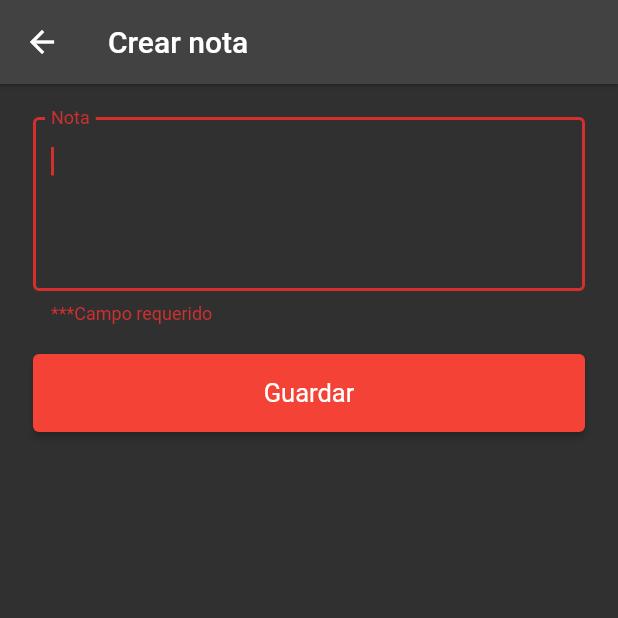
After one commit to brayanNieves/snow_reminder, a Flutter app: the CreateNoteScreen screen opened by its route, after a tap on "Guardar", on a phone screen of 412 x 824 dp, the top half of it. The commit adds this screen. Run offline on Flutter 3.47's test engine with Material 2 defaults, Android fonts, the phone set to English and light mode, and no system bars; our stand-ins replace cloud_firestore, firebase_auth, firebase_core, lottie; accounts and stored records are empty.

Commit message:
creating notes

```diff
--- a/lib/router_generator.dart
+++ b/lib/router_generator.dart
@@ -4,6 +4,8 @@ import 'package:sow_remember/screen/home_menu.dart';
 import 'package:sow_remember/routers.dart';
 import 'package:sow_remember/screen/login/login_screen.dart';
 import 'package:sow_remember/screen/login/sign_up_screen.dart';
+import 'package:sow_remember/screen/notes/create_note_screen.dart';
+import 'package:sow_remember/screen/notes/note_list_screen.dart';
 import 'package:sow_remember/screen/splash_screen.dart';
 
 class RouteGenerator {
@@ -22,6 +24,10 @@ class RouteGenerator {
         return MaterialPageRoute(builder: (_) => const SignUpScreen());
       case Routers.login:
         return MaterialPageRoute(builder: (_) => const LoginScreen());
+      case Routers.noteList:
+        return MaterialPageRoute(builder: (_) => const NoteListScreen());
+      case Routers.newNote:
+        return MaterialPageRoute(builder: (_) => const CreateNoteScreen());
       default:
         // If there is no such named route in the switch statement, e.g. /third
         return MaterialPageRoute(
--- a/lib/routers.dart
+++ b/lib/routers.dart
@@ -5,4 +5,6 @@ class Routers {
   static const String signUp = 'sign_up';
   static const String splash = 'splash';
   static const String login = 'login';
+  static const String noteList = 'note_list';
+  static const String newNote = 'new_note';
 }
--- a/lib/screen/create_word_screen.dart
+++ b/lib/screen/create_word_screen.dart
@@ -1,5 +1,4 @@
 import 'package:cloud_firestore/cloud_firestore.dart';
-import 'package:flutter/cupertino.dart';
 import 'package:flutter/material.dart';
 import 'package:sow_remember/commons/custom_loading.dart';
 import 'package:sow_remember/service/user_service.dart';
--- a/lib/screen/login/login_screen.dart
+++ b/lib/screen/login/login_screen.dart
@@ -110,7 +110,7 @@ class _LoginScreenState extends State<LoginScreen> {
                                   if (value) {
                                     context.read<UserBloc>().init();
                                     Navigator.pushReplacementNamed(
-                                        context, Routers.home);
+                                        context, Routers.noteList);
                                   } else {
                                     SnackBarUtil.showSnackBar(context,
                                         'Usuario o contraseña invalido');
--- /dev/null
+++ b/lib/screen/notes/create_note_screen.dart
@@ -0,0 +1,136 @@
+import 'package:cloud_firestore/cloud_firestore.dart';
+import 'package:flutter/material.dart';
+import 'package:sow_remember/commons/custom_loading.dart';
+import 'package:sow_remember/service/user_service.dart';
+import 'package:intl/intl.dart' as time;
+
+class CreateNoteScreen extends StatefulWidget {
+  final String noteId;
+  final String note;
+
+  const CreateNoteScreen({Key? key, this.noteId = '', this.note = ''})
+      : super(key: key);
+
+  @override
+  State<CreateNoteScreen> createState() => _CreateNoteScreenState();
+}
+
+class _CreateNoteScreenState extends State<CreateNoteScreen> {
+  final _txtNote = TextEditingController();
+  final _formKey = GlobalKey<FormState>();
+
+  @override
+  void initState() {
+    _txtNote.text = widget.note;
+    super.initState();
+  }
+
+  @override
+  Widget build(BuildContext context) {
+    return Scaffold(
+      appBar: AppBar(
+        elevation: 1.0,
+        title: Text(widget.noteId.isEmpty ? 'Crear nota' : 'Editar nota'),
+      ),
+      body: SingleChildScrollView(
+        child: Form(
+          key: _formKey,
+          child: Padding(
+            padding: const EdgeInsets.all(22.0),
+            child: Column(
+              crossAxisAlignment: CrossAxisAlignment.stretch,
+              children: [
+                TextFormField(
+                  controller: _txtNote,
+                  textCapitalization: TextCapitalization.sentences,
+                  autofocus: true,
+                  maxLines: 4,
+                  decoration: const InputDecoration(
+                    border: OutlineInputBorder(),
+                    labelText: 'Nota',
+                  ),
+                  validator: (value) {
+                    if (value.toString().trim().isEmpty) {
+                      return '***Campo requerido';
+                    }
+                    return null;
+                  },
+                ),
+                const SizedBox(
+                  height: 20.0,
+                ),
+                ElevatedButton(
+                    onPressed: () {
+                      if (_formKey.currentState!.validate()) {
+                        if (widget.noteId.isEmpty) {
+                          CustomLoading.show(context);
+                          Future.delayed(const Duration(seconds: 1), () {
+                            var date = time.DateFormat("dd/MM/y h:mm a")
+                                .format(DateTime.now());
+                            CustomLoading.close(context);
+                            FirebaseFirestore.instance
+                                .collection('Notes')
+                                .doc()
+                                .set({
+                              'Note': _txtNote.text,
+                              'user_id': UserService.getUserId(),
+                              'status': 'Pendiente',
+                              'date': date,
+                            }).then((value) {
+                              _txtNote.clear();
+                              final snackBar = SnackBar(
+                                content: const Text(
+                                  'Nota guardada',
+                                  style: TextStyle(color: Colors.white),
+                                ),
+                                backgroundColor:
+                                    Theme.of(context).scaffoldBackgroundColor,
+                                behavior: SnackBarBehavior.floating,
+                              );
+                              // Find the ScaffoldMessenger in the widget tree
+                              // and use it to show a SnackBar.
+                              ScaffoldMessenger.of(context)
+                                  .showSnackBar(snackBar);
+                            });
+                          });
+                        } else {
+                          FirebaseFirestore.instance
+                              .collection('Notes')
+                              .doc(widget.noteId)
+                              .update({
+                            'Note': _txtNote.text,
+                          }).then((value) {
+                            Navigator.pop(context);
+                            final snackBar = SnackBar(
+                              content: const Text(
+                                'Nota editada',
+                                style: TextStyle(color: Colors.white),
+                              ),
+                              backgroundColor:
+                                  Theme.of(context).scaffoldBackgroundColor,
+                              behavior: SnackBarBehavior.floating,
+                            );
+                            // Find the ScaffoldMessenger in the widget tree
+                            // and use it to show a SnackBar.
+                            ScaffoldMessenger.of(context)
+                                .showSnackBar(snackBar);
+                          });
+                        }
+                      }
+                    },
+                    style: ButtonStyle(
+                        backgroundColor: MaterialStateProperty.all(Colors.red),
+                        textStyle: MaterialStateProperty.all(
+                            const TextStyle(fontSize: 17.0))),
+                    child: const Padding(
+                      padding: EdgeInsets.all(16.0),
+                      child: Text('Guardar'),
+                    ))
+              ],
+            ),
+          ),
+        ),
+      ),
+    );
+  }
+}
--- a/lib/screen/splash_screen.dart
+++ b/lib/screen/splash_screen.dart
@@ -1,11 +1,9 @@
-import 'package:flutter/cupertino.dart';
 import 'package:flutter/material.dart';
 import 'package:lottie/lottie.dart';
 import 'package:provider/provider.dart';
 import 'package:sow_remember/routers.dart';
 import 'package:sow_remember/service/user_service.dart';
 import 'package:sow_remember/bloc/user_bloc.dart';
-import 'package:provider/provider.dart';
 
 class SplashScreen extends StatefulWidget {
   const SplashScreen({Key? key}) : super(key: key);
@@ -21,7 +19,7 @@ class _SplashScreenState extends State<SplashScreen> {
     Future.delayed(const Duration(seconds: 2), () {
       context.read<UserBloc>().init().then((value) {
         Navigator.pushReplacementNamed(
-            context, UserService.isUserLogged() ? Routers.home : Routers.login);
+            context, UserService.isUserLogged() ? Routers.noteList : Routers.login);
       });
     });
   }
```
Also changed, not shown: lib/screen/notes/note_list_screen.dart (added, +233 -0 lines), pubspec.lock, 1 other file.
